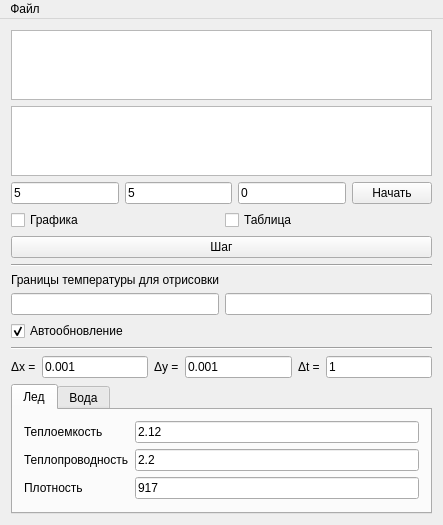
AndreyMlashkin/stefanoproblem, file displaymeltmodel.ui: the form before one commit.
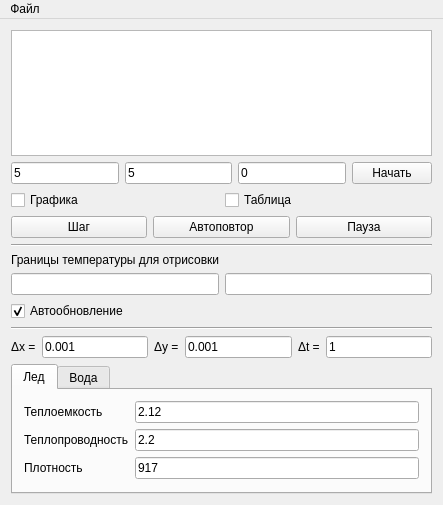
The form after the commit.

Commit message: graphics carried out from displaymeltmodel

Diff of the .ui file:
```diff
--- a/displaymeltmodel.ui
+++ b/displaymeltmodel.ui
@@ -15,34 +15,6 @@
   </property>
   <widget class="QWidget" name="centralWidget">
    <layout class="QVBoxLayout" name="verticalLayout">
-    <item>
-     <widget class="QTableView" name="graphicsView">
-      <property name="enabled">
-       <bool>true</bool>
-      </property>
-      <property name="sizePolicy">
-       <sizepolicy hsizetype="Expanding" vsizetype="Expanding">
-        <horstretch>0</horstretch>
-        <verstretch>0</verstretch>
-       </sizepolicy>
-      </property>
-      <property name="showGrid">
-       <bool>false</bool>
-      </property>
-      <attribute name="horizontalHeaderVisible">
-       <bool>false</bool>
-      </attribute>
-      <attribute name="horizontalHeaderDefaultSectionSize">
-       <number>7</number>
-      </attribute>
-      <attribute name="verticalHeaderVisible">
-       <bool>false</bool>
-      </attribute>
-      <attribute name="verticalHeaderDefaultSectionSize">
-       <number>7</number>
-      </attribute>
-     </widget>
-    </item>
     <item>
      <widget class="QTableView" name="view"/>
     </item>
@@ -97,11 +69,29 @@
      </layout>
     </item>
     <item>
-     <widget class="QPushButton" name="step">
-      <property name="text">
-       <string>Шаг</string>
-      </property>
-     </widget>
+     <layout class="QHBoxLayout" name="horizontalLayout_4">
+      <item>
+       <widget class="QPushButton" name="step">
+        <property name="text">
+         <string>Шаг</string>
+        </property>
+       </widget>
+      </item>
+      <item>
+       <widget class="QPushButton" name="repeat">
+        <property name="text">
+         <string>Автоповтор</string>
+        </property>
+       </widget>
+      </item>
+      <item>
+       <widget class="QPushButton" name="pause">
+        <property name="text">
+         <string>Пауза</string>
+        </property>
+       </widget>
+      </item>
+     </layout>
     </item>
     <item>
      <widget class="Line" name="line">
```
The commit also changes 14 other files.
